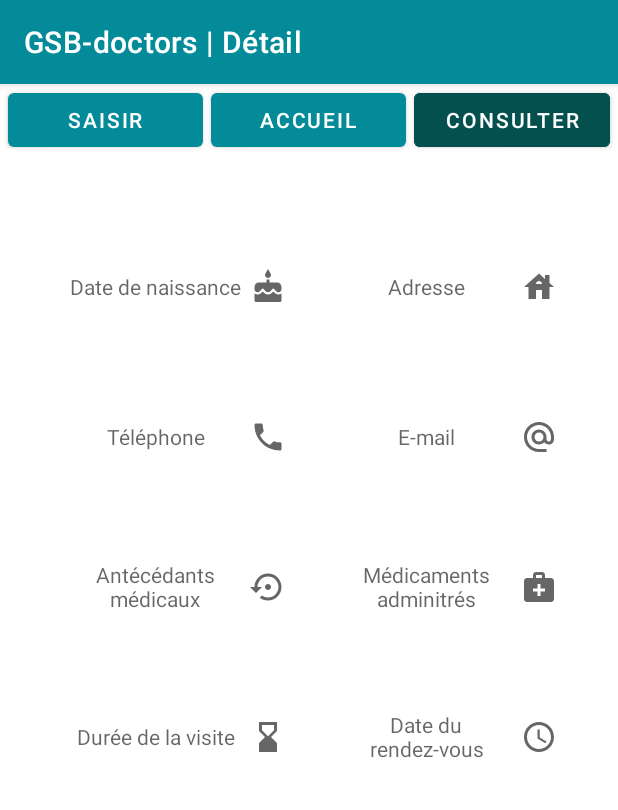
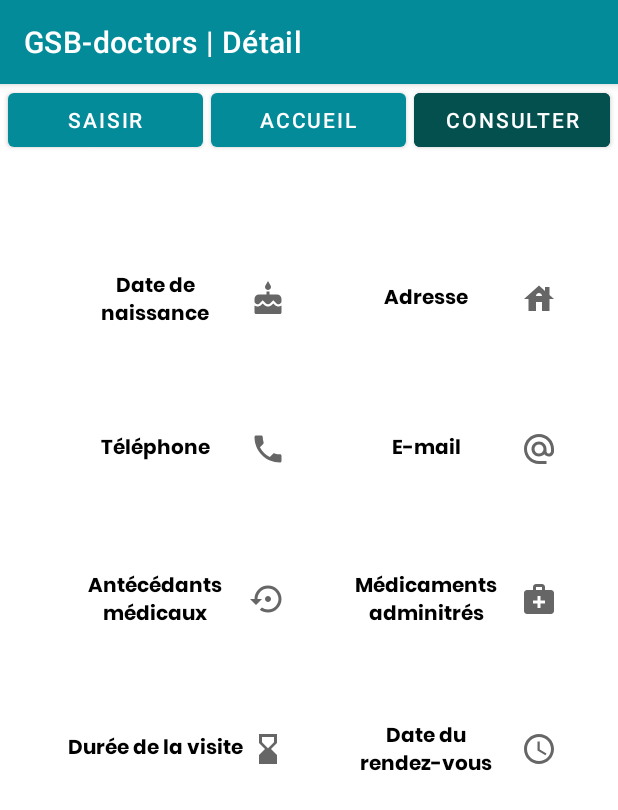
Before and after one commit to DevDeNiro/GSB-Gestion-Compte-Rendus, an Android app: the detail screen opened directly, with no data from a screen before it, on a phone screen of 412 x 824 dp. Shown: the top 810 px of the screen. Run offline under Robolectric (Android 15) with nearby library versions, the light colour scheme and no system bars; libraries missing offline, so code that uses them is left out: com.vishnusivadas.advanced_httpurlconnection; 13 statements that could not run were skipped.

Commit message:
Modif détail

```diff
--- a/app/src/main/res/layout/detail.xml
+++ b/app/src/main/res/layout/detail.xml
@@ -64,7 +64,8 @@
                         android:layout_width="wrap_content"
                         android:layout_height="wrap_content"
                         android:textColor="@color/black"
-                        android:textSize="20sp"/>
+                        android:textSize="26sp"
+                        android:textStyle="bold"/>
 
                     <TextView
                         android:id="@+id/nom"
@@ -72,8 +73,9 @@
                         android:layout_width="wrap_content"
                         android:layout_height="wrap_content"
                         android:textColor="@color/black"
-                        android:textSize="20sp"
-                        android:layout_marginLeft="10dp"/>
+                        android:textSize="26sp"
+                        android:layout_marginLeft="10dp"
+                        android:textStyle="bold"/>
 
                 </LinearLayout>
 
@@ -93,15 +95,19 @@
 
                         <TextView
                             android:drawableRight="@drawable/cake"
-                            android:hint="Date de naissance"
+                            android:text="Date de naissance"
                             android:layout_width="150dp"
                             android:layout_height="40dp"
-                            android:gravity="center"/>
+                            android:gravity="center"
+                            android:fontFamily="@font/poppinsbold"
+                            android:textSize="13sp"
+                            android:textColor="@color/black"/>
 
                         <TextView
                             android:id="@+id/naiss"
                             android:layout_width="150dp"
-                            android:layout_height="40dp"/>
+                            android:layout_height="40dp"
+                            android:gravity="center"/>
 
                     </LinearLayout>
 
@@ -115,15 +121,19 @@
 
                         <TextView
                             android:drawableRight="@drawable/house"
-                            android:hint="Adresse"
+                            android:text="Adresse"
                             android:layout_width="150dp"
                             android:layout_height="40dp"
-                            android:gravity="center"/>
+                            android:gravity="center"
+                            android:fontFamily="@font/poppinsbold"
+                            android:textSize="13sp"
+                            android:textColor="@color/black"/>
 
                         <TextView
                             android:id="@+id/adresse"
                             android:layout_width="150dp"
-                            android:layout_height="40dp"/>
+                            android:layout_height="40dp"
+                            android:gravity="center"/>
 
                     </LinearLayout>
 
@@ -145,15 +155,19 @@
 
                             <TextView
                                 android:drawableRight="@drawable/phone"
-                                android:hint="Téléphone"
+                                android:text="Téléphone"
                                 android:layout_width="150dp"
                                 android:layout_height="40dp"
-                                android:gravity="center"/>
+                                android:gravity="center"
+                                android:fontFamily="@font/poppinsbold"
+                                android:textSize="13sp"
+                                android:textColor="@color/black"/>
 
                             <TextView
                                 android:id="@+id/tel"
                                 android:layout_width="150dp"
-                                android:layout_height="40dp"/>
+                                android:layout_height="40dp"
+                                android:gravity="center"/>
 
                         </LinearLayout>
 
@@ -167,15 +181,19 @@
 
                             <TextView
                                 android:drawableRight="@drawable/email"
-                                android:hint="E-mail"
+                                android:text="E-mail"
                                 android:layout_width="150dp"
                                 android:layout_height="40dp"
-                                android:gravity="center"/>
+                                android:gravity="center"
+                                android:fontFamily="@font/poppinsbold"
+                                android:textSize="13sp"
+                                android:textColor="@color/black"/>
 
                             <TextView
                                 android:id="@+id/email"
                                 android:layout_width="150dp"
-                                android:layout_height="40dp"/>
+                                android:layout_height="40dp"
+                                android:gravity="center"/>
 
                         </LinearLayout>
 
@@ -196,15 +214,19 @@
 
                         <TextView
                             android:drawableRight="@drawable/ante"
-                            android:hint="Antécédants médicaux"
+                            android:text="Antécédants médicaux"
                             android:layout_width="150dp"
                             android:layout_height="40dp"
-                            android:gravity="center"/>
+                            android:gravity="center"
+                            android:fontFamily="@font/poppinsbold"
+                            android:textSize="13sp"
+                            android:textColor="@color/black"/>
 
                         <TextView
                             android:id="@+id/ante"
                             android:layout_width="150dp"
-                            android:layout_height="40dp"/>
+                            android:layout_height="40dp"
+                            android:gravity="center"/>
 
                     </LinearLayout>
 
@@ -218,15 +240,19 @@
 
                         <TextView
                             android:drawableRight="@drawable/medoc"
-                            android:hint="Médicaments adminitrés"
+                            android:text="Médicaments adminitrés"
                             android:layout_width="150dp"
                             android:layout_height="40dp"
-                            android:gravity="center"/>
+                            android:gravity="center"
+                            android:fontFamily="@font/poppinsbold"
+                            android:textSize="13sp"
+                            android:textColor="@color/black"/>
 
                         <TextView
                             android:id="@+id/medicament"
                             android:layout_width="150dp"
-                            android:layout_height="40dp"/>
+                            android:layout_height="40dp"
+                            android:gravity="center"/>
                     </LinearLayout>
                 </LinearLayout>
 
@@ -246,15 +272,19 @@
 
                         <TextView
                             android:drawableRight="@drawable/sablier"
-                            android:hint="Durée de la visite"
+                            android:text="Durée de la visite"
                             android:layout_width="150dp"
                             android:layout_height="40dp"
-                            android:gravity="center"/>
+                            android:gravity="center"
+                            android:fontFamily="@font/poppinsbold"
+                            android:textSize="13sp"
+                            android:textColor="@color/black"/>
 
                         <TextView
                             android:id="@+id/duree"
                             android:layout_width="150dp"
-                            android:layout_height="40dp"/>
+                            android:layout_height="40dp"
+                            android:gravity="center"/>
 
                     </LinearLayout>
 
@@ -268,15 +298,19 @@
 
                         <TextView
                             android:drawableRight="@drawable/rdv"
-                            android:hint="Date du rendez-vous"
+                            android:text="Date du rendez-vous"
                             android:layout_width="150dp"
                             android:layout_height="40dp"
-                            android:gravity="center"/>
+                            android:gravity="center"
+                            android:fontFamily="@font/poppinsbold"
+                            android:textSize="13sp"
+                            android:textColor="@color/black"/>
 
                         <TextView
                             android:id="@+id/rdv"
                             android:layout_width="150dp"
-                            android:layout_height="40dp"/>
+                            android:layout_height="40dp"
+                            android:gravity="center"/>
                     </LinearLayout>
                 </LinearLayout>
 
```
